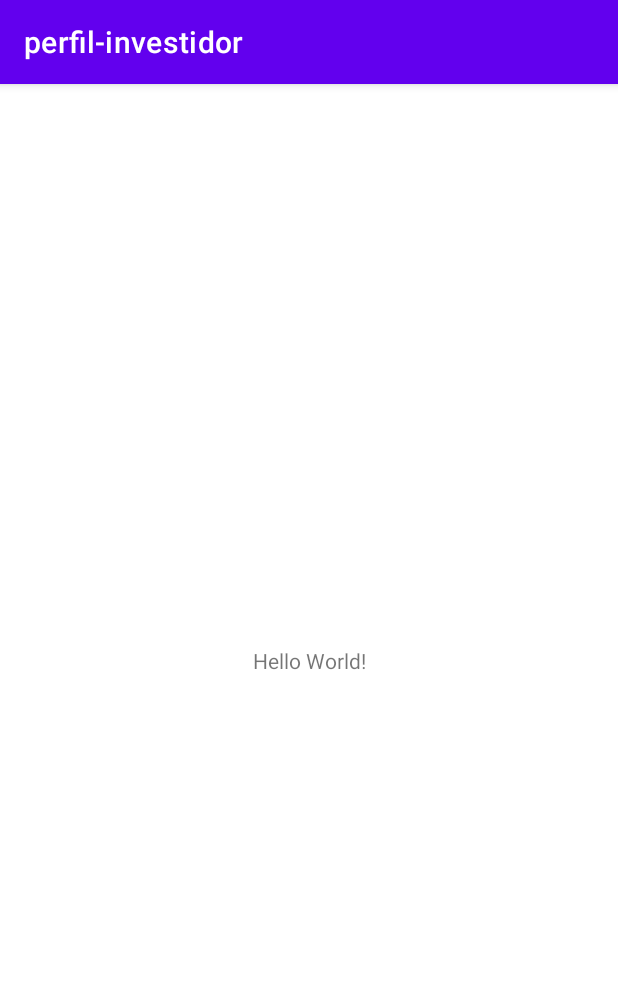
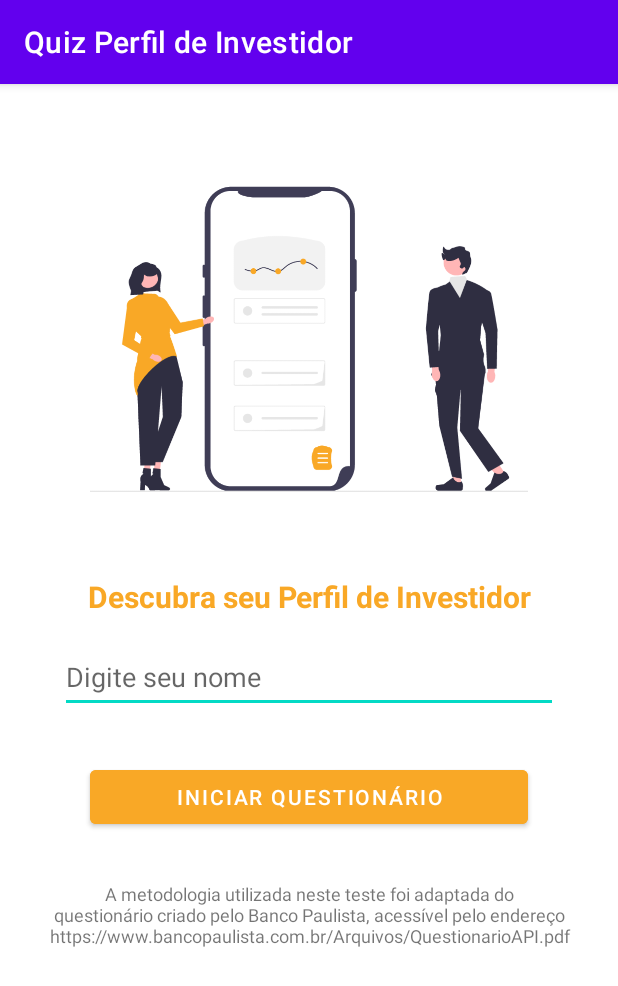
Before and after one commit to gabir-dm/questionario-perfil-investidor, an Android app: the screen it shows after launch (MainActivity), on a phone screen of 412 x 824 dp. Shown: the top 986 px of the screen. Run offline under Robolectric (Android 15) with nearby library versions, the phone set to English and light mode, and no system bars.

Commit message:
Created interface for the Main Activity

```diff
--- a/app/build.gradle
+++ b/app/build.gradle
@@ -40,4 +40,7 @@ dependencies {
     testImplementation 'junit:junit:4.13.2'
     androidTestImplementation 'androidx.test.ext:junit:1.1.3'
     androidTestImplementation 'androidx.test.espresso:espresso-core:3.4.0'
+    // Navigation
+    implementation 'androidx.navigation:navigation-fragment-ktx:2.4.2'
+    implementation 'androidx.navigation:navigation-ui-ktx:2.4.2'
 }
--- a/app/src/main/AndroidManifest.xml
+++ b/app/src/main/AndroidManifest.xml
@@ -14,6 +14,12 @@
         android:theme="@style/Theme.Perfilinvestidor"
         tools:targetApi="31">
         <activity
+            android:name=".ResultActivity"
+            android:exported="false" />
+        <activity
+            android:name=".QuizActivity"
+            android:exported="false" />
+        <activity
             android:name=".MainActivity"
             android:exported="true">
             <intent-filter>
--- a/app/src/main/res/layout/activity_main.xml
+++ b/app/src/main/res/layout/activity_main.xml
@@ -6,13 +6,81 @@
     android:layout_height="match_parent"
     tools:context=".MainActivity">
 
-    <TextView
-        android:layout_width="wrap_content"
-        android:layout_height="wrap_content"
-        android:text="Hello World!"
+    <RelativeLayout
+        android:layout_width="match_parent"
+        android:layout_height="match_parent"
         app:layout_constraintBottom_toBottomOf="parent"
         app:layout_constraintEnd_toEndOf="parent"
         app:layout_constraintStart_toStartOf="parent"
-        app:layout_constraintTop_toTopOf="parent" />
+        app:layout_constraintTop_toTopOf="parent">
 
+        <ImageView
+            android:id="@+id/imgMain"
+            android:layout_width="match_parent"
+            android:layout_height="300dp"
+            android:layout_alignParentStart="true"
+            android:layout_alignParentTop="true"
+            android:layout_alignParentEnd="true"
+            android:layout_marginStart="60dp"
+            android:layout_marginTop="20dp"
+            android:layout_marginEnd="60dp"
+            android:layout_marginBottom="8dp"
+            app:srcCompat="@drawable/investor" />
+
+        <TextView
+            android:id="@+id/lblTitle"
+            android:layout_width="wrap_content"
+            android:layout_height="wrap_content"
+            android:layout_below="@+id/imgMain"
+            android:layout_alignParentStart="true"
+            android:layout_alignParentEnd="true"
+            android:layout_marginStart="40dp"
+            android:layout_marginEnd="40dp"
+            android:text="@string/main_title"
+            android:textAlignment="center"
+            android:textColor="#F9A826"
+            android:textSize="20sp"
+            android:textStyle="bold" />
+
+        <EditText
+            android:id="@+id/txtName"
+            android:layout_width="wrap_content"
+            android:layout_height="48dp"
+            android:layout_below="@+id/lblTitle"
+            android:layout_alignParentStart="true"
+            android:layout_alignParentEnd="true"
+            android:layout_marginStart="40dp"
+            android:layout_marginTop="16dp"
+            android:layout_marginEnd="40dp"
+            android:hint="@string/main_name_hint"
+            android:inputType="textPersonName"
+            android:singleLine="true" />
+
+        <Button
+            android:id="@+id/button"
+            android:layout_width="wrap_content"
+            android:layout_height="wrap_content"
+            android:layout_below="@+id/txtName"
+            android:layout_alignParentStart="true"
+            android:layout_alignParentEnd="true"
+            android:layout_marginStart="60dp"
+            android:layout_marginTop="32dp"
+            android:layout_marginEnd="60dp"
+            android:backgroundTint="#F9A826"
+            android:text="@string/main_start_btn" />
+
+        <TextView
+            android:id="@+id/txtDisclaimer"
+            android:layout_width="wrap_content"
+            android:layout_height="wrap_content"
+            android:layout_below="@+id/button"
+            android:layout_alignParentStart="true"
+            android:layout_alignParentEnd="true"
+            android:layout_marginStart="16dp"
+            android:layout_marginTop="32dp"
+            android:layout_marginEnd="16dp"
+            android:text="@string/main_disclaimer"
+            android:textAlignment="center"
+            android:textSize="12sp" />
+    </RelativeLayout>
 </androidx.constraintlayout.widget.ConstraintLayout>
--- /dev/null
+++ b/app/src/main/res/navigation/main_navigation.xml
@@ -0,0 +1,5 @@
+<?xml version="1.0" encoding="utf-8"?>
+<navigation xmlns:android="http://schemas.android.com/apk/res/android"
+    xmlns:app="http://schemas.android.com/apk/res-auto"
+    xmlns:tools="http://schemas.android.com/tools"
+    android:id="@+id/main_navigation"/>
--- a/app/src/main/res/values/strings.xml
+++ b/app/src/main/res/values/strings.xml
@@ -1,3 +1,10 @@
 <resources>
-    <string name="app_name">perfil-investidor</string>
+    <string name="app_name">Quiz Perfil de Investidor</string>
+
+<!-- Main Activity -->
+
+    <string name="main_title">Descubra seu Perfil de Investidor</string>
+    <string name="main_name_hint">Digite seu nome</string>
+    <string name="main_start_btn">Iniciar Questionário</string>
+    <string name="main_disclaimer">A metodologia utilizada neste teste foi adaptada do questionário criado pelo Banco Paulista, acessível pelo endereço https://www.bancopaulista.com.br/Arquivos/QuestionarioAPI.pdf</string>
 </resources>
```
Also changed, not shown: app/src/main/java/com/example/perfil_investidor/QuizActivity.kt (added, +11 -0 lines), app/src/main/java/com/example/perfil_investidor/ResultActivity.kt (added, +11 -0 lines), app/src/main/res/layout/activity_quiz.xml (added, +9 -0 lines), app/src/main/res/layout/activity_result.xml (added, +9 -0 lines), app/src/main/res/drawable-v24/investor.png (added).
